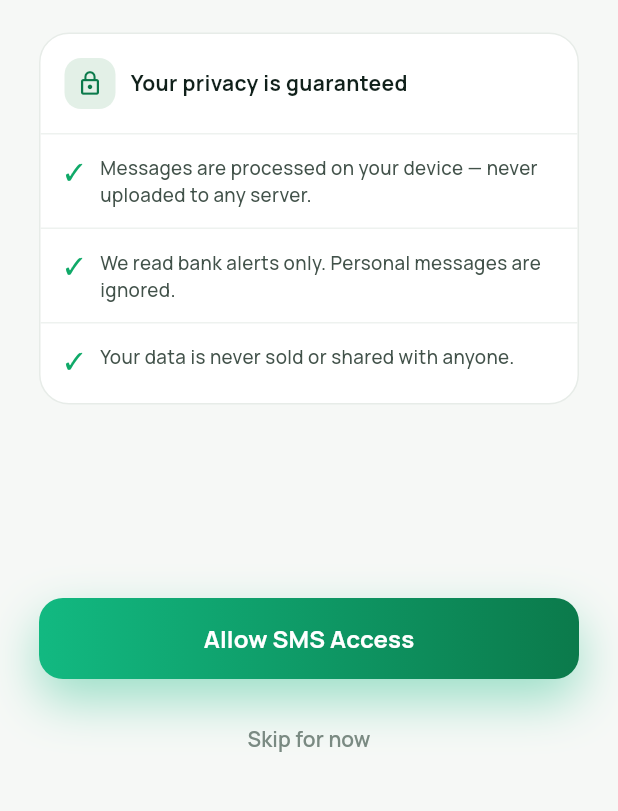
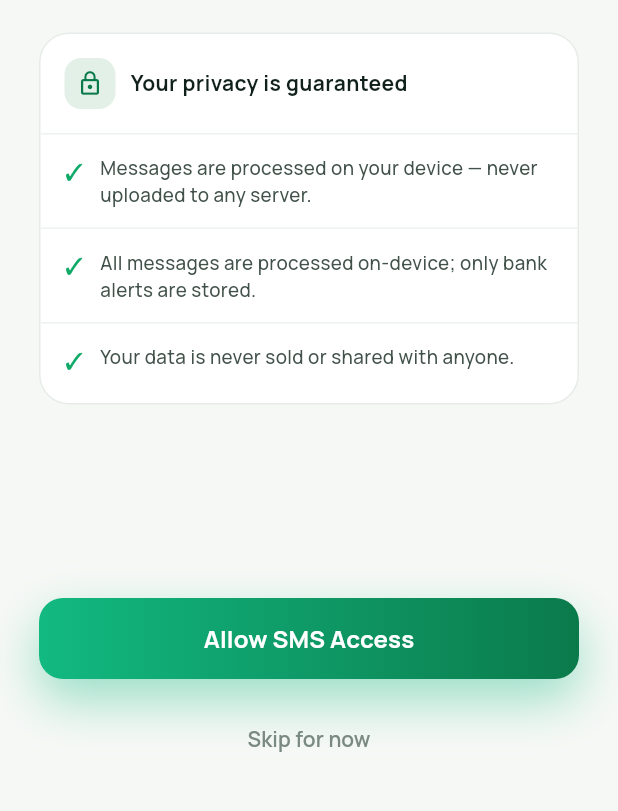
Before and after one commit to ak0982/paisa, a Flutter app: the SmsPermissionScreen screen opened directly, on a phone screen of 412 x 824 dp, the part 419-1230 px from its top. Run offline on Flutter 3.47's test engine with Material 3 defaults, Android fonts, the phone set to English and light mode, and no system bars; our stand-ins replace permission_handler, shared_preferences, sqflite; accounts and stored records are empty.

Commit message:
ISSUE-15: honest privacy copy — all SMS processed, only alerts stored
The privacy cards claimed "We read bank alerts only. Personal messages are
ignored." That overpromised: the inbox scan necessarily reads every SMS body
on-device, then stores only bank-alert parses.

Reword both Privacy Settings and the SMS-permission onboarding card to:
"All messages are processed on-device; only bank alerts are stored."

Deliberately deferred: biometric app lock and SQLCipher encryption — those
are larger product features beyond the copy fix; plaintext sqflite remains.

Co-authored-by: Cursor <cursoragent@cursor.com>

```diff
--- a/lib/screens/onboarding/sms_permission_screen.dart
+++ b/lib/screens/onboarding/sms_permission_screen.dart
@@ -121,7 +121,7 @@ class _PrivacyCard extends StatelessWidget {
   Widget build(BuildContext context) {
     const items = [
       'Messages are processed on your device — never uploaded to any server.',
-      'We read bank alerts only. Personal messages are ignored.',
+      'All messages are processed on-device; only bank alerts are stored.',
       'Your data is never sold or shared with anyone.',
     ];
 
--- a/lib/screens/settings/privacy_settings_screen.dart
+++ b/lib/screens/settings/privacy_settings_screen.dart
@@ -171,7 +171,7 @@ class _PrivacyGuaranteeCard extends StatelessWidget {
   Widget build(BuildContext context) {
     const items = [
       'Messages are processed on your device — never uploaded to any server.',
-      'We read bank alerts only. Personal messages are ignored.',
+      'All messages are processed on-device; only bank alerts are stored.',
       'Your data is never sold or shared with anyone.',
     ];
 
```
